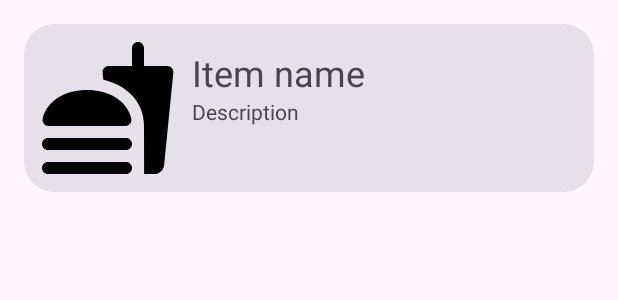
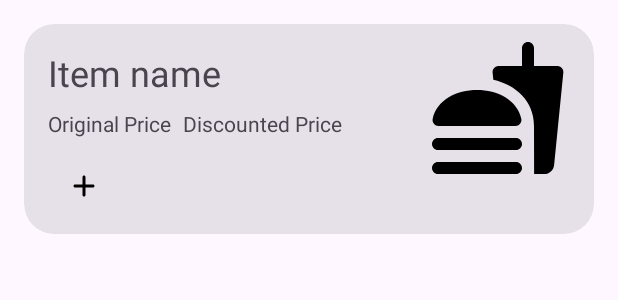
Before and after one commit to mNik033/DomISM, an Android app: the layout card_view.xml on its own in the app's theme, with its tools: preview values and no code run, on a phone screen of 412 x 824 dp. Shown: the top 300 px of the screen. Run offline under Robolectric (Android 15) with nearby library versions, the phone set to English and light mode, and no system bars.

Commit message:
improvements to cardview layout and fix data duplication on updating firebase data
clear itemList before adding the items again to prevent data duplication

```diff
--- a/app/src/main/java/com/ink/domism/activities/MainActivity.kt
+++ b/app/src/main/java/com/ink/domism/activities/MainActivity.kt
@@ -5,7 +5,6 @@ import android.os.Bundle
 import android.widget.Toast
 import androidx.recyclerview.widget.LinearLayoutManager
 import androidx.recyclerview.widget.RecyclerView
-import androidx.recyclerview.widget.RecyclerView.LayoutManager
 import com.google.firebase.database.DataSnapshot
 import com.google.firebase.database.DatabaseError
 import com.google.firebase.database.DatabaseReference
@@ -14,7 +13,6 @@ import com.google.firebase.database.ktx.database
 import com.google.firebase.ktx.Firebase
 import com.ink.domism.R
 import com.ink.domism.adapters.RecyclerAdapter
-import com.ink.domism.firebase.FirebaseClass
 import com.ink.domism.models.Item
 
 class MainActivity : AppCompatActivity() {
@@ -42,6 +40,7 @@ class MainActivity : AppCompatActivity() {
         database.ref.child("items").addValueEventListener(object : ValueEventListener {
             override fun onDataChange(snapshot: DataSnapshot) {
                 if(snapshot.exists()){
+                    itemList.clear()
                     for(itemSnapshot in snapshot.children){
                         val itemInfo = itemSnapshot.getValue(Item::class.java)
                         itemList.add(itemInfo!!)
--- /dev/null
+++ b/app/src/main/res/drawable/ic_round_add_24.xml
@@ -0,0 +1,5 @@
+<vector android:height="24dp" android:tint="#000000"
+    android:viewportHeight="24" android:viewportWidth="24"
+    android:width="24dp" xmlns:android="http://schemas.android.com/apk/res/android">
+    <path android:fillColor="@android:color/white" android:pathData="M18,13h-5v5c0,0.55 -0.45,1 -1,1s-1,-0.45 -1,-1v-5H6c-0.55,0 -1,-0.45 -1,-1s0.45,-1 1,-1h5V6c0,-0.55 0.45,-1 1,-1s1,0.45 1,1v5h5c0.55,0 1,0.45 1,1s-0.45,1 -1,1z"/>
+</vector>
--- /dev/null
+++ b/app/src/main/res/drawable/ic_round_remove_24.xml
@@ -0,0 +1,5 @@
+<vector android:height="24dp" android:tint="#000000"
+    android:viewportHeight="24" android:viewportWidth="24"
+    android:width="24dp" xmlns:android="http://schemas.android.com/apk/res/android">
+    <path android:fillColor="@android:color/white" android:pathData="M18,13H6c-0.55,0 -1,-0.45 -1,-1s0.45,-1 1,-1h12c0.55,0 1,0.45 1,1s-0.45,1 -1,1z"/>
+</vector>
--- a/app/src/main/res/layout/card_view.xml
+++ b/app/src/main/res/layout/card_view.xml
@@ -18,14 +18,8 @@
         <LinearLayout
             android:layout_width="match_parent"
             android:layout_height="wrap_content"
+            android:paddingHorizontal="8dp"
             android:orientation="horizontal">
-            <com.google.android.material.imageview.ShapeableImageView
-                android:id="@+id/idItemImage"
-                android:layout_width="96dp"
-                android:layout_height="96dp"
-                app:shapeAppearanceOverlay="@style/ShapeAppearanceOverlay.App.CornerSize12.5Percent"
-                android:scaleType="centerCrop"
-                android:src="@drawable/ic_round_fastfood_24"/>
 
             <LinearLayout
                 android:layout_width="wrap_content"
@@ -33,19 +27,71 @@
                 android:orientation="vertical">
                 <TextView
                     android:id="@+id/idItemName"
-                    android:paddingHorizontal="8dp"
                     android:paddingTop="8dp"
                     android:layout_width="wrap_content"
                     android:layout_height="wrap_content"
                     android:text="Item name"
-                    android:textSize="24dp" />
-                <TextView
-                    android:id="@+id/idItemDescription"
-                    android:paddingHorizontal="8dp"
+                    android:textSize="24sp" />
+                <LinearLayout
                     android:layout_width="wrap_content"
                     android:layout_height="wrap_content"
-                    android:text="Description"/>
+                    android:paddingTop="8dp"
+                    android:orientation="horizontal">
+                    <TextView
+                        android:id="@+id/idOrigPrice"
+                        android:layout_width="wrap_content"
+                        android:layout_height="wrap_content"
+                        android:text="Original Price"/>
+                    <TextView
+                        android:id="@+id/idDiscPrice"
+                        android:paddingHorizontal="8dp"
+                        android:layout_width="wrap_content"
+                        android:layout_height="wrap_content"
+                        android:text="Discounted Price"/>
+                </LinearLayout>
+                <LinearLayout
+                    android:layout_width="wrap_content"
+                    android:layout_height="wrap_content"
+                    android:paddingTop="8dp"
+                    android:orientation="horizontal">
+                    <ImageView
+                        android:id="@+id/remItem"
+                        android:layout_width="48dp"
+                        android:layout_height="48dp"
+                        android:scaleType="center"
+                        android:visibility="gone"
+                        android:src="@drawable/ic_round_remove_24"/>
+                    <TextView
+                        android:id="@+id/idItemCount"
+                        android:layout_width="wrap_content"
+                        android:layout_height="48dp"
+                        android:gravity="center"
+                        android:text="0"
+                        android:visibility="gone"/>
+                    <ImageView
+                        android:id="@+id/addItem"
+                        android:layout_width="48dp"
+                        android:layout_height="48dp"
+                        android:scaleType="center"
+                        android:src="@drawable/ic_round_add_24"/>
+                </LinearLayout>
             </LinearLayout>
+
+            <FrameLayout
+                android:layout_width="0dp"
+                android:layout_height="match_parent"
+                android:layout_weight="1">
+            </FrameLayout>
+
+            <com.google.android.material.imageview.ShapeableImageView
+                android:id="@+id/idItemImage"
+                android:layout_width="96dp"
+                android:layout_height="96dp"
+                app:shapeAppearanceOverlay="@style/ShapeAppearanceOverlay.App.CornerSize12.5Percent"
+                android:scaleType="centerCrop"
+                android:foregroundGravity="right"
+                android:layout_gravity="end"
+                android:src="@drawable/ic_round_fastfood_24"/>
 
         </LinearLayout>
 
```
Also changed, not shown: app/src/main/java/com/ink/domism/adapters/RecyclerAdapter.kt (+36 -4 lines).
